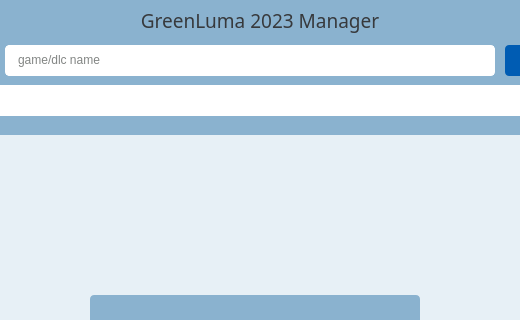
Qt form Qt/gui.ui (JostenSyon/GUI4GL-2023) before a commit; both pictures show x 145 to 665 and y 0 to 320 of the 1120 by 747 pixel window.
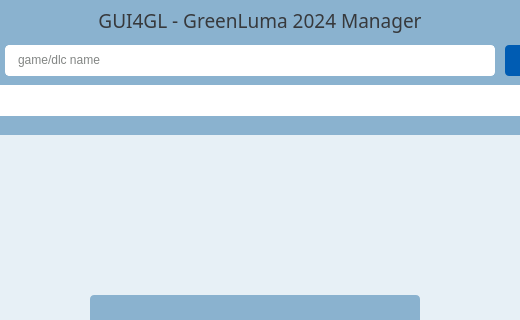
The same form after that commit. Icons and pictures are not drawn.

Commit message: updated app name in the UI

```diff
--- a/Qt/gui.ui
+++ b/Qt/gui.ui
@@ -900,7 +900,7 @@
       <string notr="true"/>
      </property>
      <property name="text">
-      <string>GreenLuma 2023 Manager</string>
+      <string>GUI4GL - GreenLuma 2024 Manager</string>
      </property>
      <property name="alignment">
       <set>Qt::AlignCenter</set>
```
Left out of the diff: 2 changed lines with no effect on the pictures. The commit also changes 1 other file.
